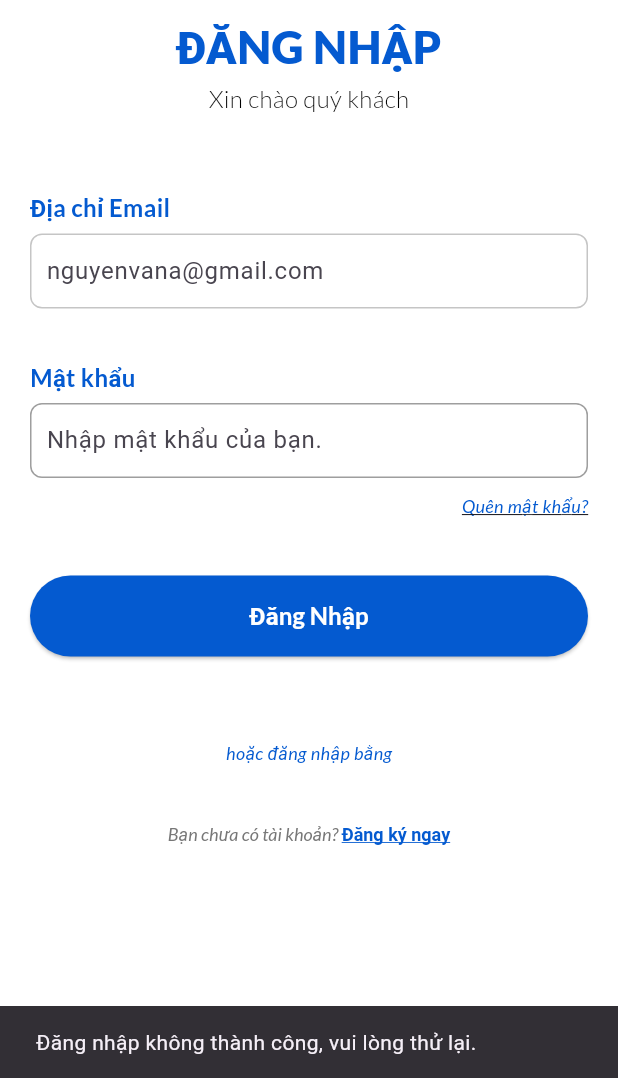
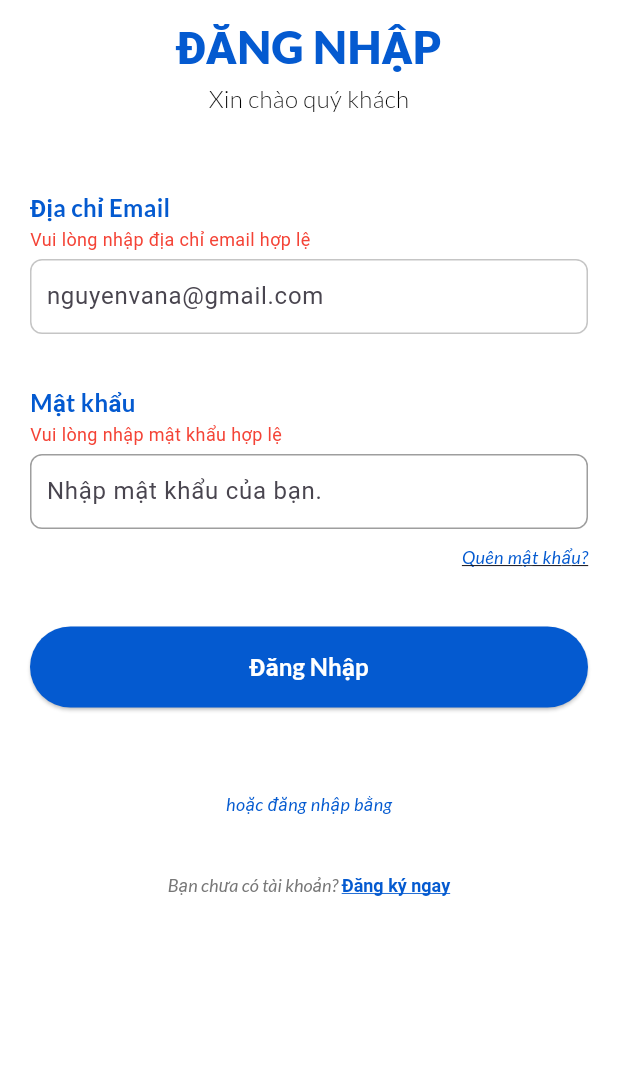
Before and after one commit to Helixu38/Wash-Wow, a Flutter app: the screen it shows after launch, after a tap on "Đăng Nhập", on a phone screen of 412 x 824 dp, the part 158-1236 px from its top. Run offline on Flutter 3.47's test engine with Material 3 defaults, Android fonts, the phone set to English and light mode, and no system bars; our stand-ins replace google_fonts.

Commit message:
feat:implement login validation error logging

```diff
--- a/lib/src/login/login_screen.dart
+++ b/lib/src/login/login_screen.dart
@@ -5,11 +5,20 @@ import 'package:wash_wow/src/signup/signup_screen.dart';
 import 'package:wash_wow/src/services/auth_service.dart';
 import 'package:wash_wow/src/home-page/home_page.dart';
 
-class LoginScreen extends StatelessWidget {
+class LoginScreen extends StatefulWidget {
+  @override
+  _LoginScreenState createState() => _LoginScreenState();
+}
+
+class _LoginScreenState extends State<LoginScreen> {
   final TextEditingController emailController = TextEditingController();
   final TextEditingController passwordController = TextEditingController();
 
   final AuthService authService = AuthService('https://10.0.2.2:7276');
+
+  // Error message variables for email and password
+  String emailError = '';
+  String passwordError = '';
 
   @override
   Widget build(BuildContext context) {
@@ -63,7 +72,17 @@ class LoginScreen extends StatelessWidget {
                       color: const Color.fromRGBO(4, 90, 208, 1),
                     ),
                   ),
-                  const SizedBox(height: 5), // Spacing
+                  if (emailError.isNotEmpty)
+                    Padding(
+                      padding: const EdgeInsets.only(bottom: 5),
+                      child: Text(
+                        emailError,
+                        style: const TextStyle(
+                          color: Colors.red,
+                          fontSize: 12,
+                        ),
+                      ),
+                    ),
                   Container(
                     decoration: BoxDecoration(
                       border: Border.all(
@@ -88,7 +107,17 @@ class LoginScreen extends StatelessWidget {
                       color: const Color.fromRGBO(4, 90, 208, 1),
                     ),
                   ),
-                  const SizedBox(height: 5), // Spacing
+                  if (passwordError.isNotEmpty)
+                    Padding(
+                      padding: const EdgeInsets.only(bottom: 5),
+                      child: Text(
+                        passwordError,
+                        style: const TextStyle(
+                          color: Colors.red,
+                          fontSize: 12,
+                        ),
+                      ),
+                    ),
                   Container(
                     decoration: BoxDecoration(
                       border: Border.all(color: Colors.grey),
@@ -126,6 +155,28 @@ class LoginScreen extends StatelessWidget {
                     width: double.infinity,
                     child: ElevatedButton(
                       onPressed: () async {
+                        // Clear previous error messages
+                        setState(() {
+                          emailError = '';
+                          passwordError = '';
+                        });
+
+                        bool isValid = true;
+
+                        // Validate email
+                        if (emailController.text.isEmpty ||
+                            !RegExp(r'^[^@]+@[^@]+\.[^@]+').hasMatch(emailController.text)) {
+                          emailError = 'Vui lòng nhập địa chỉ email hợp lệ';
+                          isValid = false;
+                        }
+
+                        // Validate password
+                        if (passwordController.text.isEmpty || passwordController.text.length < 6) {
+                          passwordError = 'Vui lòng nhập mật khẩu hợp lệ';
+                          isValid = false;
+                        }
+
+                        if (isValid) {
                           bool success = await authService.login(
                             emailController.text,
                             passwordController.text,
@@ -137,12 +188,21 @@ class LoginScreen extends StatelessWidget {
                               MaterialPageRoute(
                                   builder: (context) => const HomePage()),
                             );
+                            ScaffoldMessenger.of(context).showSnackBar(
+                              const SnackBar(
+                                  content: Text(
+                                      'Đăng nhập thành công')),
+                            );
                           } else {
                             ScaffoldMessenger.of(context).showSnackBar(
                               const SnackBar(
                                   content: Text(
                                       'Đăng nhập không thành công, vui lòng thử lại.')),
                             );
+                          }
+                        } else {
+                          // Rebuild to show error messages
+                          setState(() {});
                         }
                       },
                       style: ElevatedButton.styleFrom(
@@ -201,8 +261,6 @@ class LoginScreen extends StatelessWidget {
                               ),
                               recognizer: TapGestureRecognizer()
                                 ..onTap = () {
-                                  // Go to the registration page
-                                  print("Đăng ký ngay clicked");
                                   Navigator.push(
                                       context,
                                       MaterialPageRoute(
```
Lines whose indentation alone changed are shown as unchanged.
